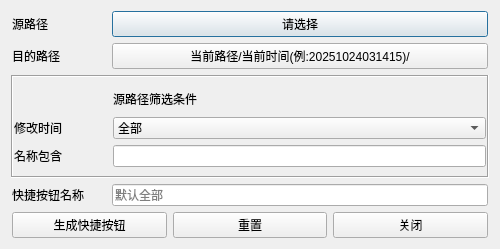
Old version of the form UI/copy_local_files_dlg.ui in the repository xingqi-git/OneClick.
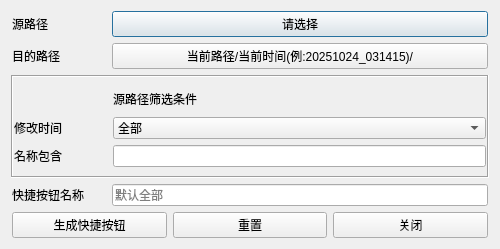
New version of the form.

Diff of the .ui file:
```diff
--- a/UI/copy_local_files_dlg.ui
+++ b/UI/copy_local_files_dlg.ui
@@ -52,7 +52,7 @@
         <number>-1</number>
        </property>
        <property name="text">
-        <string>当前路径/当前时间(例:20251024031415)/</string>
+        <string>当前路径/当前时间(例:20251024_031415)/</string>
        </property>
       </widget>
      </item>
```
